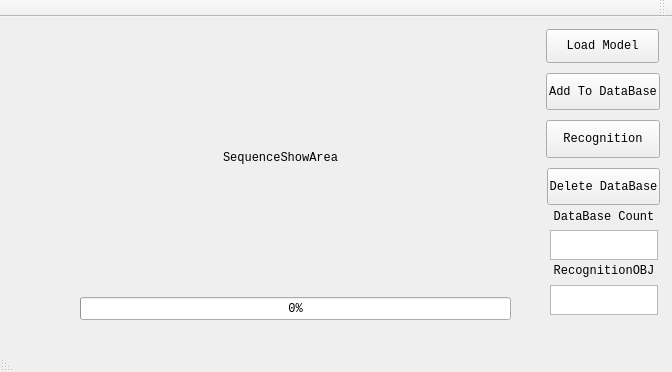
Above: GaitUI/GaitUI.ui from Milittle/GaitSystem before the change. Below: the same form after it.
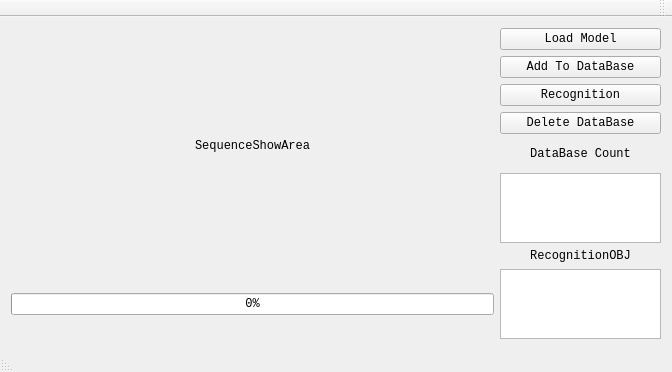
That is the form after the change.

```diff
--- a/GaitUI/GaitUI.ui
+++ b/GaitUI/GaitUI.ui
@@ -28,15 +28,14 @@
    <bool>false</bool>
   </property>
   <widget class="QWidget" name="centralWidget">
+   <layout class="QHBoxLayout" name="horizontalLayout">
+    <item>
+     <layout class="QGridLayout" name="gridLayout" rowstretch="2,2,2,2,2,2,1,1" columnstretch="1,3">
+      <property name="spacing">
+       <number>6</number>
+      </property>
+      <item row="0" column="0">
    <widget class="QPushButton" name="loadModelBtn">
-    <property name="geometry">
-     <rect>
-      <x>546</x>
-      <y>12</y>
-      <width>113</width>
-      <height>34</height>
-     </rect>
-    </property>
     <property name="text">
      <string>Load Model</string>
     </property>
@@ -44,73 +43,73 @@
      <bool>false</bool>
     </property>
    </widget>
-   <widget class="QPushButton" name="addToDataBaseBtn">
-    <property name="geometry">
-     <rect>
-      <x>546</x>
-      <y>56</y>
-      <width>114</width>
-      <height>37</height>
-     </rect>
-    </property>
+      </item>
+      <item row="0" column="1" rowspan="7">
+       <widget class="QLabel" name="image_show_label">
+        <property name="text">
+         <string>SequenceShowArea</string>
+        </property>
+        <property name="alignment">
+         <set>Qt::AlignCenter</set>
+        </property>
+       </widget>
+      </item>
+      <item row="4" column="0">
+       <widget class="QLabel" name="database_count_label">
+        <property name="layoutDirection">
+         <enum>Qt::RightToLeft</enum>
+        </property>
     <property name="text">
-     <string>Add To DataBase</string>
-    </property>
-   </widget>
+         <string>DataBase Count</string>
+        </property>
+        <property name="alignment">
+         <set>Qt::AlignCenter</set>
+        </property>
+       </widget>
+      </item>
+      <item row="2" column="0">
    <widget class="QPushButton" name="recognitionBtn">
-    <property name="geometry">
-     <rect>
-      <x>546</x>
-      <y>103</y>
-      <width>114</width>
-      <height>38</height>
-     </rect>
-    </property>
     <property name="text">
      <string>Recognition</string>
     </property>
    </widget>
+      </item>
+      <item row="7" column="0">
+       <widget class="QTextEdit" name="recognition_obj_edit">
+        <property name="readOnly">
+         <bool>true</bool>
+        </property>
+       </widget>
+      </item>
+      <item row="1" column="0">
+       <widget class="QPushButton" name="addToDataBaseBtn">
+        <property name="text">
+         <string>Add To DataBase</string>
+        </property>
+       </widget>
+      </item>
+      <item row="3" column="0">
    <widget class="QPushButton" name="deleteDataBaseBtn">
-    <property name="geometry">
-     <rect>
-      <x>547</x>
-      <y>151</y>
-      <width>113</width>
-      <height>37</height>
-     </rect>
-    </property>
     <property name="text">
      <string>Delete DataBase</string>
     </property>
    </widget>
-   <widget class="QLabel" name="database_count_label">
-    <property name="geometry">
-     <rect>
-      <x>552</x>
-      <y>190</y>
-      <width>104</width>
-      <height>20</height>
-     </rect>
-    </property>
+      </item>
+      <item row="6" column="0">
+       <widget class="QLabel" name="recognition_obj_label">
     <property name="layoutDirection">
      <enum>Qt::RightToLeft</enum>
     </property>
     <property name="text">
-     <string>DataBase Count</string>
+         <string>RecognitionOBJ</string>
     </property>
     <property name="alignment">
      <set>Qt::AlignCenter</set>
     </property>
    </widget>
+      </item>
+      <item row="5" column="0">
    <widget class="QTextEdit" name="database_number_edit">
-    <property name="geometry">
-     <rect>
-      <x>550</x>
-      <y>213</y>
-      <width>108</width>
-      <height>30</height>
-     </rect>
-    </property>
     <property name="lineWrapMode">
      <enum>QTextEdit::WidgetWidth</enum>
     </property>
@@ -118,63 +117,9 @@
      <bool>true</bool>
     </property>
    </widget>
-   <widget class="QLabel" name="recognition_obj_label">
-    <property name="geometry">
-     <rect>
-      <x>552</x>
-      <y>244</y>
-      <width>104</width>
-      <height>20</height>
-     </rect>
-    </property>
-    <property name="layoutDirection">
-     <enum>Qt::RightToLeft</enum>
-    </property>
-    <property name="text">
-     <string>RecognitionOBJ</string>
-    </property>
-    <property name="alignment">
-     <set>Qt::AlignCenter</set>
-    </property>
-   </widget>
-   <widget class="QTextEdit" name="recognition_obj_edit">
-    <property name="geometry">
-     <rect>
-      <x>550</x>
-      <y>268</y>
-      <width>108</width>
-      <height>30</height>
-     </rect>
-    </property>
-    <property name="readOnly">
-     <bool>true</bool>
-    </property>
-   </widget>
-   <widget class="QLabel" name="image_show_label">
-    <property name="geometry">
-     <rect>
-      <x>40</x>
-      <y>20</y>
-      <width>481</width>
-      <height>241</height>
-     </rect>
-    </property>
-    <property name="text">
-     <string>SequenceShowArea</string>
-    </property>
-    <property name="alignment">
-     <set>Qt::AlignCenter</set>
-    </property>
-   </widget>
+      </item>
+      <item row="7" column="1">
    <widget class="QProgressBar" name="progressBar">
-    <property name="geometry">
-     <rect>
-      <x>80</x>
-      <y>280</y>
-      <width>431</width>
-      <height>23</height>
-     </rect>
-    </property>
     <property name="layoutDirection">
      <enum>Qt::LeftToRight</enum>
     </property>
@@ -182,6 +127,10 @@
      <number>0</number>
     </property>
    </widget>
+      </item>
+     </layout>
+    </item>
+   </layout>
   </widget>
   <widget class="QMenuBar" name="menuBar">
    <property name="geometry">
```
Lines whose indentation alone changed are shown as unchanged.
